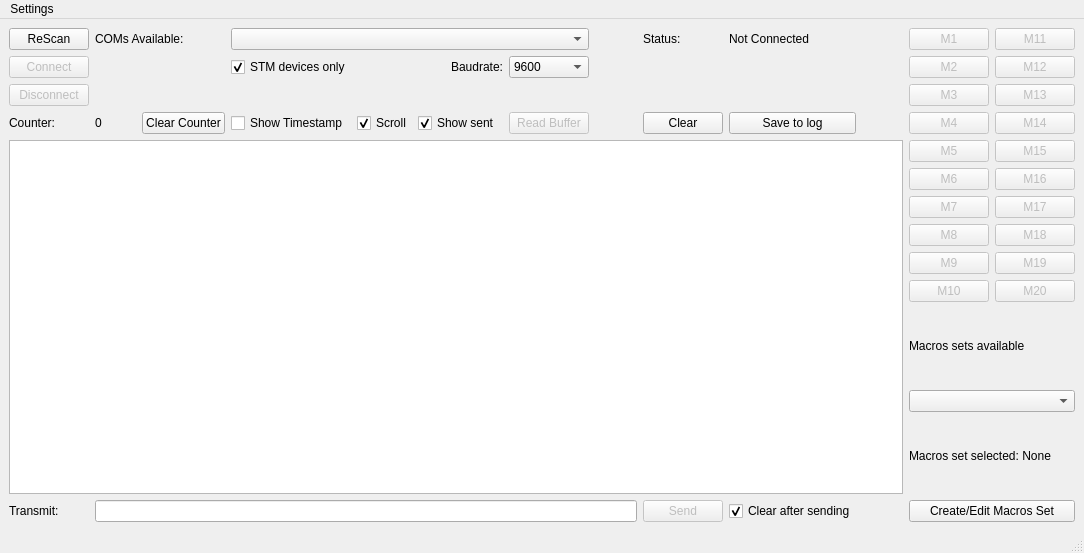
The window that Terminal.ui (notiel/OstrannaTerminal) describes before a commit, drawn with Qt 5.
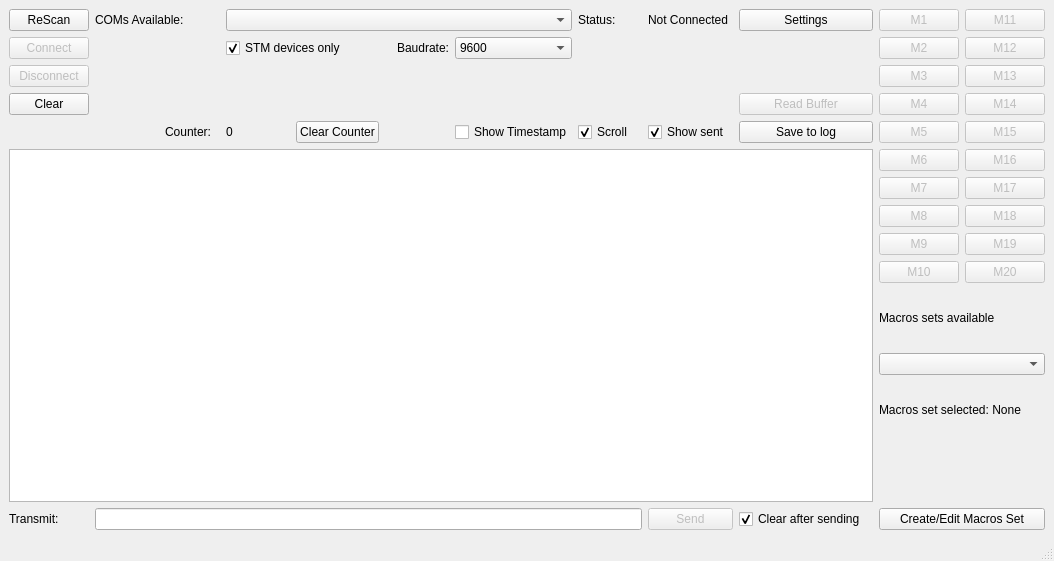
The same window after the commit.

Commit message: small design and logic fixes

Diff of the .ui file:
```diff
--- a/Terminal.ui
+++ b/Terminal.ui
@@ -6,8 +6,8 @@
    <rect>
     <x>0</x>
     <y>0</y>
-    <width>1084</width>
-    <height>553</height>
+    <width>1054</width>
+    <height>561</height>
    </rect>
   </property>
   <property name="windowTitle">
@@ -15,16 +15,6 @@
   </property>
   <widget class="QWidget" name="centralwidget">
    <layout class="QGridLayout" name="gridLayout">
-    <item row="12" column="6">
-     <widget class="QPushButton" name="BtnBuffer">
-      <property name="enabled">
-       <bool>false</bool>
-      </property>
-      <property name="text">
-       <string>Read Buffer</string>
-      </property>
-     </widget>
-    </item>
     <item row="7" column="0">
      <widget class="QPushButton" name="BtnDisconnect">
       <property name="enabled">
@@ -45,16 +35,6 @@
       </property>
      </widget>
     </item>
-    <item row="17" column="11">
-     <widget class="QPushButton" name="BtnMacros8">
-      <property name="enabled">
-       <bool>false</bool>
-      </property>
-      <property name="text">
-       <string>M8</string>
-      </property>
-     </widget>
-    </item>
     <item row="6" column="5" alignment="Qt::AlignRight">
      <widget class="QLabel" name="LblBaudrate">
       <property name="text">
@@ -69,16 +49,6 @@
       </property>
      </widget>
     </item>
-    <item row="14" column="12">
-     <widget class="QPushButton" name="BtnMacros15">
-      <property name="enabled">
-       <bool>false</bool>
-      </property>
-      <property name="text">
-       <string>M15</string>
-      </property>
-     </widget>
-    </item>
     <item row="6" column="12">
      <widget class="QPushButton" name="BtnMacros12">
       <property name="enabled">
@@ -106,26 +76,6 @@
       </property>
      </widget>
     </item>
-    <item row="16" column="11">
-     <widget class="QPushButton" name="BtnMacros7">
-      <property name="enabled">
-       <bool>false</bool>
-      </property>
-      <property name="text">
-       <string>M7</string>
-      </property>
-     </widget>
-    </item>
-    <item row="19" column="11">
-     <widget class="QPushButton" name="BtnMacros10">
-      <property name="enabled">
-       <bool>false</bool>
-      </property>
-      <property name="text">
-       <string>M10</string>
-      </property>
-     </widget>
-    </item>
     <item row="7" column="12">
      <widget class="QPushButton" name="BtnMacros13">
       <property name="enabled">
@@ -136,19 +86,6 @@
       </property>
      </widget>
     </item>
-    <item row="18" column="11">
-     <widget class="QPushButton" name="BtnMacros9">
-      <property name="enabled">
-       <bool>false</bool>
-      </property>
-      <property name="text">
-       <string>M9</string>
-      </property>
-     </widget>
-    </item>
-    <item row="21" column="11" colspan="2">
-     <widget class="QComboBox" name="CBMacros"/>
-    </item>
     <item row="0" column="11">
      <widget class="QPushButton" name="BtnMacros1">
       <property name="enabled">
@@ -159,26 +96,6 @@
       </property>
      </widget>
     </item>
-    <item row="14" column="11">
-     <widget class="QPushButton" name="BtnMacros5">
-      <property name="enabled">
-       <bool>false</bool>
-      </property>
-      <property name="text">
-       <string>M5</string>
-      </property>
-     </widget>
-    </item>
-    <item row="12" column="12">
-     <widget class="QPushButton" name="BtnMacros14">
-      <property name="enabled">
-       <bool>false</bool>
-      </property>
-      <property name="text">
-       <string>M14</string>
-      </property>
-     </widget>
-    </item>
     <item row="0" column="1" colspan="2">
      <widget class="QLabel" name="LblAvailable">
       <property name="text">
@@ -186,16 +103,6 @@
       </property>
      </widget>
     </item>
-    <item row="15" column="12">
-     <widget class="QPushButton" name="BtnMacros16">
-      <property name="enabled">
-       <bool>false</bool>
-      </property>
-      <property name="text">
-       <string>M16</string>
-      </property>
-     </widget>
-    </item>
     <item row="6" column="11">
      <widget class="QPushButton" name="BtnMacros2">
       <property name="enabled">
@@ -216,23 +123,6 @@
       </property>
      </widget>
     </item>
-    <item row="18" column="12">
-     <widget class="QPushButton" name="BtnMacros19">
-      <property name="enabled">
-       <bool>false</bool>
-      </property>
-      <property name="text">
-       <string>M19</string>
-      </property>
-     </widget>
-    </item>
-    <item row="20" column="11" colspan="2">
-     <widget class="QLabel" name="LblMacrosAvailable">
-      <property name="text">
-       <string>Macros sets available</string>
-      </property>
-     </widget>
-    </item>
     <item row="14" column="0" rowspan="9" colspan="11">
      <widget class="QTextBrowser" name="TxtBuffer">
       <property name="html">
@@ -261,95 +151,51 @@
       </property>
      </widget>
     </item>
-    <item row="12" column="11">
-     <widget class="QPushButton" name="BtnMacros4">
-      <property name="enabled">
-       <bool>false</bool>
-      </property>
-      <property name="text">
-       <string>M4</string>
-      </property>
-     </widget>
-    </item>
-    <item row="15" column="11">
-     <widget class="QPushButton" name="BtnMacros6">
-      <property name="enabled">
-       <bool>false</bool>
-      </property>
-      <property name="text">
-       <string>M6</string>
-      </property>
-     </widget>
-    </item>
-    <item row="17" column="12">
-     <widget class="QPushButton" name="BtnMacros18">
-      <property name="enabled">
-       <bool>false</bool>
-      </property>
-      <property name="text">
-       <string>M18</string>
-      </property>
-     </widget>
-    </item>
-    <item row="19" column="12">
-     <widget class="QPushButton" name="BtnMacros20">
-      <property name="enabled">
-       <bool>false</bool>
-      </property>
-      <property name="text">
-       <string>M20</string>
-      </property>
-     </widget>
-    </item>
-    <item row="22" column="11" colspan="2">
-     <widget class="QLabel" name="LblMacrosSelected">
-      <property name="text">
-       <string>Macros set selected: None</string>
-      </property>
-     </widget>
-    </item>
-    <item row="12" column="8">
-     <widget class="QPushButton" name="BtnClear">
-      <property name="text">
-       <string>Clear</string>
-      </property>
-     </widget>
-    </item>
-    <item row="0" column="9">
-     <widget class="QLabel" name="LblStatusInfo">
-      <property name="text">
-       <string>Not Connected</string>
-      </property>
-     </widget>
-    </item>
     <item row="23" column="1" colspan="7">
      <widget class="QLineEdit" name="TxtTransmit"/>
     </item>
-    <item row="0" column="8">
-     <widget class="QLabel" name="LblStatus">
+    <item row="23" column="8">
+     <widget class="QPushButton" name="BtnSend">
+      <property name="enabled">
+       <bool>false</bool>
+      </property>
       <property name="text">
-       <string>Status:</string>
+       <string>Send</string>
       </property>
      </widget>
     </item>
-    <item row="12" column="1">
-     <widget class="QLabel" name="LblCounterData">
-      <property name="text">
-       <string>0</string>
-      </property>
+    <item row="6" column="6">
+     <widget class="QComboBox" name="CBBaudrate">
+      <item>
+       <property name="text">
+        <string>9600</string>
+       </property>
+      </item>
+      <item>
+       <property name="text">
+        <string>115200</string>
+       </property>
+      </item>
+      <item>
+       <property name="text">
+        <string>256000</string>
+       </property>
+      </item>
+      <item>
+       <property name="text">
+        <string>Custom</string>
+       </property>
+      </item>
      </widget>
     </item>
-    <item row="12" column="4">
-     <widget class="QCheckBox" name="CBScroll">
+    <item row="8" column="0">
+     <widget class="QPushButton" name="BtnClear">
       <property name="text">
-       <string>Scroll</string>
+       <string>Clear</string>
       </property>
-      <property name="checked">
-       <bool>true</bool>
-      </property>
      </widget>
     </item>
-    <item row="12" column="5">
+    <item row="12" column="8">
      <widget class="QCheckBox" name="CBShowSent">
       <property name="text">
        <string>Show sent </string>
@@ -359,7 +205,21 @@
       </property>
      </widget>
     </item>
-    <item row="12" column="0">
+    <item row="12" column="6">
+     <widget class="QCheckBox" name="CBTime">
+      <property name="text">
+       <string>Show Timestamp</string>
+      </property>
+     </widget>
+    </item>
+    <item row="12" column="3">
+     <widget class="QLabel" name="LblCounterData">
+      <property name="text">
+       <string>0</string>
+      </property>
+     </widget>
+    </item>
+    <item row="12" column="2">
      <widget class="QLabel" name="LblCounter">
       <property name="maximumSize">
        <size>
@@ -372,41 +232,14 @@
       </property>
      </widget>
     </item>
-    <item row="12" column="9">
-     <widget class="QPushButton" name="BtnSave">
-      <property name="text">
-       <string>Save to log</string>
-      </property>
-     </widget>
-    </item>
-    <item row="23" column="8">
-     <widget class="QPushButton" name="BtnSend">
-      <property name="enabled">
-       <bool>false</bool>
-      </property>
-      <property name="text">
-       <string>Send</string>
-      </property>
-     </widget>
-    </item>
-    <item row="12" column="2">
+    <item row="12" column="4">
      <widget class="QPushButton" name="BtnCounter">
       <property name="text">
        <string>Clear Counter</string>
       </property>
      </widget>
     </item>
-    <item row="23" column="9">
-     <widget class="QCheckBox" name="CBClear">
-      <property name="text">
-       <string>Clear after sending</string>
-      </property>
-      <property name="checked">
-       <bool>true</bool>
-      </property>
-     </widget>
-    </item>
-    <item row="6" column="3">
+    <item row="6" column="3" colspan="2">
      <widget class="QCheckBox" name="CBSTM">
       <property name="text">
        <string>STM devices only</string>
@@ -416,14 +249,114 @@
       </property>
      </widget>
     </item>
-    <item row="12" column="3">
-     <widget class="QCheckBox" name="CBTime">
+    <item row="12" column="7">
+     <widget class="QCheckBox" name="CBScroll">
       <property name="text">
-       <string>Show Timestamp</string>
+       <string>Scroll</string>
       </property>
+      <property name="checked">
+       <bool>true</bool>
+      </property>
      </widget>
     </item>
-    <item row="16" column="12">
+    <item row="12" column="9" colspan="2">
+     <widget class="QPushButton" name="BtnSave">
+      <property name="text">
+       <string>Save to log</string>
+      </property>
+     </widget>
+    </item>
+    <item row="8" column="9" colspan="2">
+     <widget class="QPushButton" name="BtnBuffer">
+      <property name="enabled">
+       <bool>false</bool>
+      </property>
+      <property name="text">
+       <string>Read Buffer</string>
+      </property>
+     </widget>
+    </item>
+    <item row="23" column="9" colspan="2">
+     <widget class="QCheckBox" name="CBClear">
+      <property name="text">
+       <string>Clear after sending</string>
+      </property>
+      <property name="checked">
+       <bool>true</bool>
+      </property>
+     </widget>
+    </item>
+    <item row="8" column="11">
+     <widget class="QPushButton" name="BtnMacros4">
+      <property name="enabled">
+       <bool>false</bool>
+      </property>
+      <property name="text">
+       <string>M4</string>
+      </property>
+     </widget>
+    </item>
+    <item row="8" column="12">
+     <widget class="QPushButton" name="BtnMacros14">
+      <property name="enabled">
+       <bool>false</bool>
+      </property>
+      <property name="text">
+       <string>M14</string>
+      </property>
+     </widget>
+    </item>
+    <item row="12" column="11">
+     <widget class="QPushButton" name="BtnMacros5">
+      <property name="enabled">
+       <bool>false</bool>
+      </property>
+      <property name="text">
+       <string>M5</string>
+      </property>
+     </widget>
+    </item>
+    <item row="12" column="12">
+     <widget class="QPushButton" name="BtnMacros15">
+      <property name="enabled">
+       <bool>false</bool>
+      </property>
+      <property name="text">
+       <string>M15</string>
+      </property>
+     </widget>
+    </item>
+    <item row="14" column="11">
+     <widget class="QPushButton" name="BtnMacros6">
+      <property name="enabled">
+       <bool>false</bool>
+      </property>
+      <property name="text">
+       <string>M6</string>
+      </property>
+     </widget>
+    </item>
+    <item row="14" column="12">
+     <widget class="QPushButton" name="BtnMacros16">
+      <property name="enabled">
+       <bool>false</bool>
+      </property>
+      <property name="text">
+       <string>M16</string>
+      </property>
+     </widget>
+    </item>
+    <item row="15" column="11">
+     <widget class="QPushButton" name="BtnMacros7">
+      <property name="enabled">
+       <bool>false</bool>
+      </property>
+      <property name="text">
+       <string>M7</string>
+      </property>
+     </widget>
+    </item>
+    <item row="15" column="12">
      <widget class="QPushButton" name="BtnMacros17">
       <property name="enabled">
        <bool>false</bool>
@@ -433,49 +366,106 @@
       </property>
      </widget>
     </item>
-    <item row="6" column="6">
-     <widget class="QComboBox" name="CBBaudrate">
-      <item>
-       <property name="text">
-        <string>9600</string>
-       </property>
-      </item>
-      <item>
-       <property name="text">
-        <string>115200</string>
-       </property>
-      </item>
-      <item>
-       <property name="text">
-        <string>256000</string>
-       </property>
-      </item>
-      <item>
-       <property name="text">
-        <string>Custom</string>
-       </property>
-      </item>
+    <item row="16" column="11">
+     <widget class="QPushButton" name="BtnMacros8">
+      <property name="enabled">
+       <bool>false</bool>
+      </property>
+      <property name="text">
+       <string>M8</string>
+      </property>
+     </widget>
+    </item>
+    <item row="16" column="12">
+     <widget class="QPushButton" name="BtnMacros18">
+      <property name="enabled">
+       <bool>false</bool>
+      </property>
+      <property name="text">
+       <string>M18</string>
+      </property>
+     </widget>
+    </item>
+    <item row="17" column="11">
+     <widget class="QPushButton" name="BtnMacros9">
+      <property name="enabled">
+       <bool>false</bool>
+      </property>
+      <property name="text">
+       <string>M9</string>
+      </property>
+     </widget>
+    </item>
+    <item row="17" column="12">
+     <widget class="QPushButton" name="BtnMacros19">
+      <property name="enabled">
+       <bool>false</bool>
+      </property>
+      <property name="text">
+       <string>M19</string>
+      </property>
+     </widget>
+    </item>
+    <item row="18" column="11">
+     <widget class="QPushButton" name="BtnMacros10">
+      <property name="enabled">
+       <bool>false</bool>
+      </property>
+      <property name="text">
+       <string>M10</string>
+      </property>
+     </widget>
+    </item>
+    <item row="18" column="12">
+     <widget class="QPushButton" name="BtnMacros20">
+      <property name="enabled">
+       <bool>false</bool>
+      </property>
+      <property name="text">
+       <string>M20</string>
+      </property>
+     </widget>
+    </item>
+    <item row="19" column="11" colspan="2">
+     <widget class="QLabel" name="LblMacrosAvailable">
+      <property name="text">
+       <string>Macros sets available</string>
+      </property>
+     </widget>
+    </item>
+    <item row="20" column="11" colspan="2">
+     <widget class="QComboBox" name="CBMacros"/>
+    </item>
+    <item row="21" column="11" colspan="2">
+     <widget class="QLabel" name="LblMacrosSelected">
+      <property name="text">
+       <string>Macros set selected: None</string>
+      </property>
+     </widget>
+    </item>
+    <item row="0" column="7">
+     <widget class="QLabel" name="LblStatus">
+      <property name="text">
+       <string>Status:</string>
+      </property>
+     </widget>
+    </item>
+    <item row="0" column="8">
+     <widget class="QLabel" name="LblStatusInfo">
+      <property name="text">
+       <string>Not Connected</string>
+      </property>
+     </widget>
+    </item>
+    <item row="0" column="9" colspan="2">
+     <widget class="QPushButton" name="BtnSettings">
+      <property name="text">
+       <string>Settings</string>
+      </property>
      </widget>
     </item>
    </layout>
   </widget>
-  <widget class="QMenuBar" name="menubar">
-   <property name="geometry">
-    <rect>
-     <x>0</x>
-     <y>0</y>
-     <width>1084</width>
-     <height>26</height>
-    </rect>
-   </property>
-   <widget class="QMenu" name="menuSettings">
-    <property name="title">
-     <string>Settings</string>
-    </property>
-    <addaction name="actionSettings"/>
-   </widget>
-   <addaction name="menuSettings"/>
-  </widget>
   <widget class="QStatusBar" name="statusbar"/>
   <action name="actionSettings">
    <property name="text">
```
Left out of the diff: 15 changed lines with no effect on the pictures. The commit also changes 5 other files.
